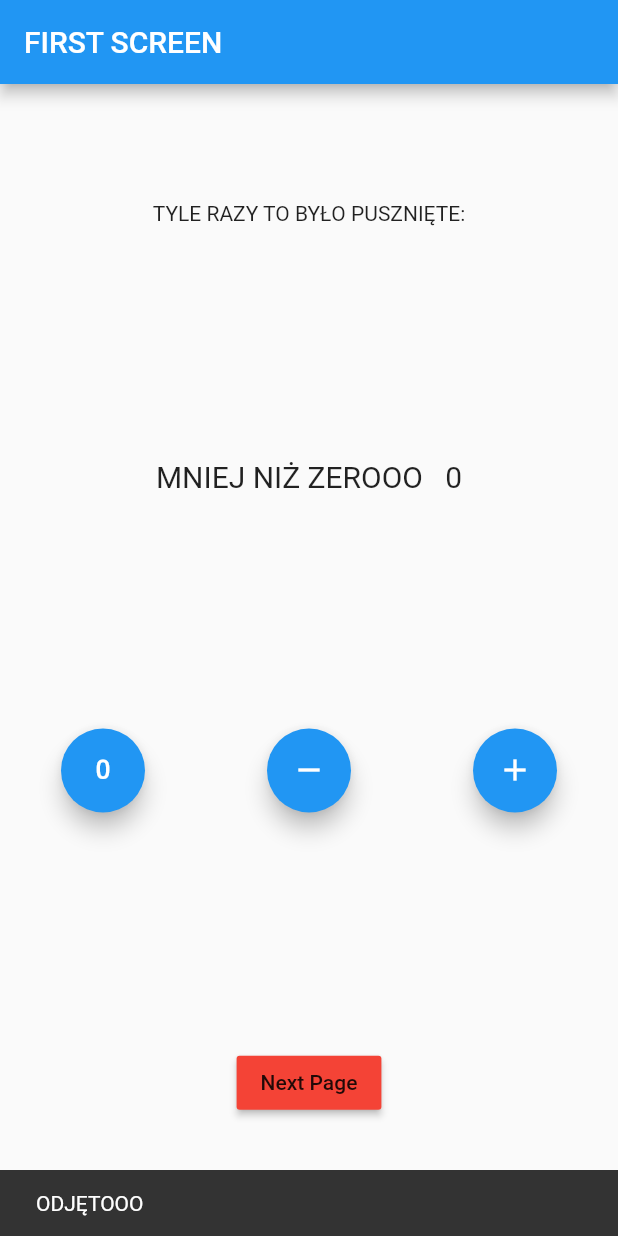
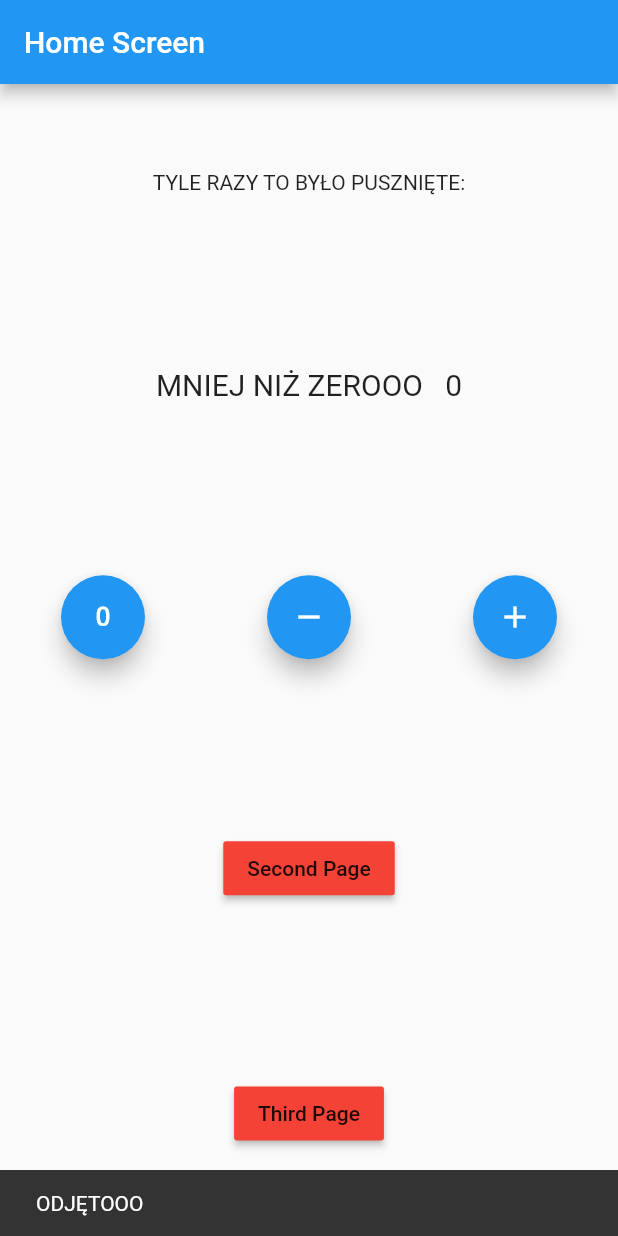
Before and after one commit to dsznycer/bloc_test, a Flutter app: the screen it shows after launch, after a tap on the "exposure zero" icon, on a phone screen of 412 x 824 dp. Run offline on Flutter 3.47's test engine with Material 2 defaults, Android fonts, the light colour scheme and no system bars; our stand-ins replace bloc, flutter_bloc.

Commit message:
new router

```diff
--- a/lib/main.dart
+++ b/lib/main.dart
@@ -1,14 +1,22 @@
 import 'package:flutter/material.dart';
 import 'package:flutter_bloc/flutter_bloc.dart';
 import 'package:test_bloc_app/logic/cubit/counter_cubit.dart';
-import 'package:test_bloc_app/presentation/home_screen.dart';
+import 'package:test_bloc_app/presentation/router/app_router.dart';
+import 'package:test_bloc_app/presentation/screens/home_screen.dart';
+import 'package:test_bloc_app/presentation/screens/second_screen.dart';
+import 'package:test_bloc_app/presentation/screens/third_screen.dart';
 
 void main() {
-  runApp(const MyApp());
+  runApp(MyApp());
 }
 
-class MyApp extends StatelessWidget {
-  const MyApp({super.key});
+class MyApp extends StatefulWidget {
+  @override
+  State<MyApp> createState() => _MyAppState();
+}
+
+class _MyAppState extends State<MyApp> {
+  final AppRouter _appRouter = AppRouter();
 
   @override
   Widget build(BuildContext context) {
@@ -17,13 +25,13 @@ class MyApp extends StatelessWidget {
       theme: ThemeData(
         primaryColor: Colors.blueGrey,
       ),
-      home: BlocProvider<CounterCubit>(
-        create: (context) => CounterCubit(),
-        child: HomeScreen(
-          color: Colors.red,
-          text: 'FIRST SCREEN',
-        ),
-      ),
+      onGenerateRoute: _appRouter.onGenerateRoute,
     );
   }
+
+  @override
+  void dispose() {
+    _appRouter.dispose();
+    super.dispose();
+  }
 }
--- /dev/null
+++ b/lib/presentation/router/app_router.dart
@@ -0,0 +1,43 @@
+import 'package:flutter/material.dart';
+import 'package:flutter_bloc/flutter_bloc.dart';
+import 'package:test_bloc_app/logic/cubit/counter_cubit.dart';
+import 'package:test_bloc_app/presentation/screens/home_screen.dart';
+import 'package:test_bloc_app/presentation/screens/second_screen.dart';
+
+class AppRouter {
+  CounterCubit _counterCubit = CounterCubit();
+
+  Route onGenerateRoute(RouteSettings routeSettings) {
+    switch (routeSettings.name) {
+      case '/':
+        return MaterialPageRoute(
+            builder: (context) => BlocProvider.value(
+                  value: _counterCubit,
+                  child: HomeScreen(color: Colors.red, text: 'Home Screen'),
+                ));
+        break;
+      case '/second':
+        return MaterialPageRoute(
+            builder: (context) => BlocProvider.value(
+                  value: _counterCubit,
+                  child:
+                      SecondScreen(color: Colors.green, text: 'Second Screen'),
+                ));
+        break;
+      case '/third':
+        return MaterialPageRoute(
+          builder: (context) => BlocProvider.value(
+            value: _counterCubit,
+            child: SecondScreen(color: Colors.green, text: 'Third Screen'),
+          ),
+        );
+        break;
+      default:
+        return null!;
+    }
+  }
+
+  void dispose() {
+    _counterCubit.close();
+  }
+}
--- a/lib/presentation/second_screen.dart
+++ b/lib/presentation/screens/home_screen.dart
@@ -1,23 +1,24 @@
 import 'package:flutter/material.dart';
 import 'package:flutter_bloc/flutter_bloc.dart';
-import '../logic/cubit/counter_cubit.dart';
+import 'package:test_bloc_app/presentation/screens/second_screen.dart';
 
-class SecondScreen extends StatefulWidget {
+import '../../logic/cubit/counter_cubit.dart';
+
+class HomeScreen extends StatefulWidget {
   Color color;
   String text;
 
-  SecondScreen({required this.color, required this.text, super.key});
+  HomeScreen({required this.color, required this.text, super.key});
 
   @override
-  State<SecondScreen> createState() => _SecondScreenState();
+  State<HomeScreen> createState() => _HomeScreenState();
 }
 
-class _SecondScreenState extends State<SecondScreen> {
+class _HomeScreenState extends State<HomeScreen> {
   @override
   Widget build(BuildContext context) {
     return Scaffold(
       appBar: AppBar(
-        backgroundColor: widget.color,
         title: Text(widget.text),
       ),
       body: BlocListener<CounterCubit, CounterState>(
@@ -64,12 +65,14 @@ class _SecondScreenState extends State<SecondScreen> {
               mainAxisSize: MainAxisSize.max,
               children: [
                 FloatingActionButton(
+                  heroTag: 1,
                   onPressed: () {
                     BlocProvider.of<CounterCubit>(context).zeroShit();
                   },
                   child: Icon(Icons.exposure_zero),
                 ),
                 FloatingActionButton(
+                  heroTag: 2,
                   onPressed: () {
                     BlocProvider.of<CounterCubit>(context).decrement();
                   },
@@ -77,6 +80,7 @@ class _SecondScreenState extends State<SecondScreen> {
                   child: Icon(Icons.remove),
                 ),
                 FloatingActionButton(
+                  heroTag: 3,
                   onPressed: () {
                     BlocProvider.of<CounterCubit>(context).increment();
                   },
@@ -85,9 +89,18 @@ class _SecondScreenState extends State<SecondScreen> {
                 )
               ],
             ),
-            FloatingActionButton(
-                focusColor: widget.color,
-                onPressed: (() => Navigator.of(context).pop())),
+            MaterialButton(
+                color: widget.color,
+                child: Text('Second Page'),
+                onPressed: () {
+                  Navigator.of(context).pushNamed('/second');
+                }),
+            MaterialButton(
+                color: widget.color,
+                child: Text('Third Page'),
+                onPressed: () {
+                  Navigator.of(context).pushNamed('/third');
+                })
           ],
         ),
       ),
```
Also changed, not shown: lib/presentation/screens/second_screen.dart (renamed from lib/presentation/third_screen.dart, +13 -17 lines), lib/presentation/screens/third_screen.dart (renamed from lib/presentation/home_screen.dart, +9 -14 lines).
